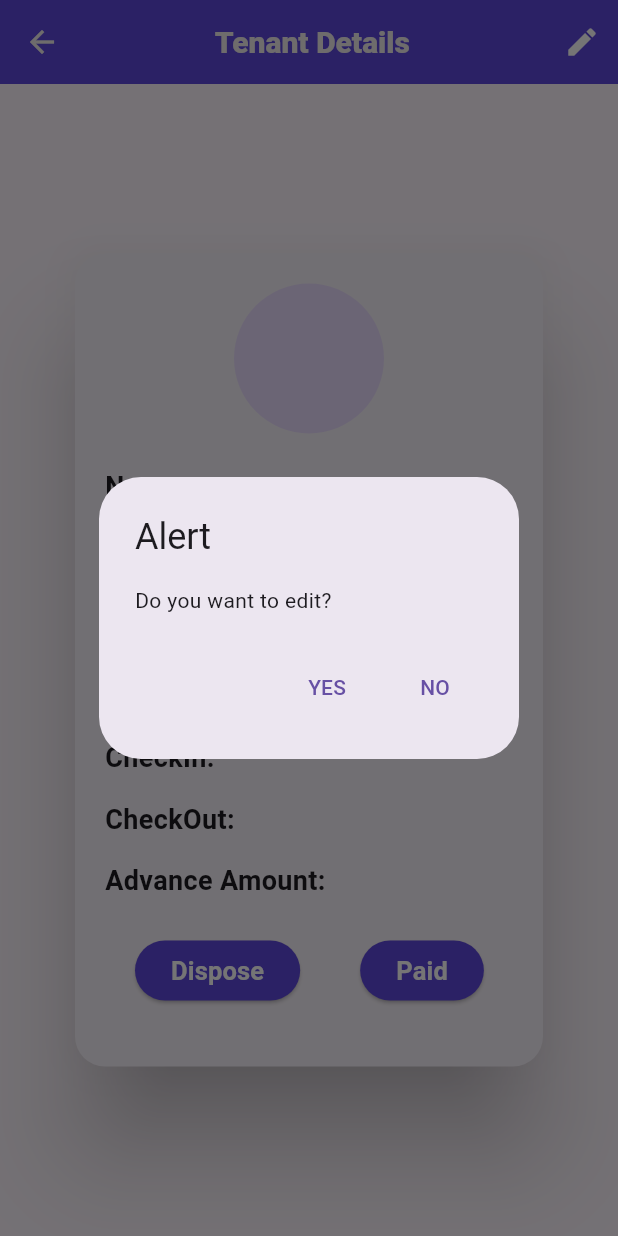
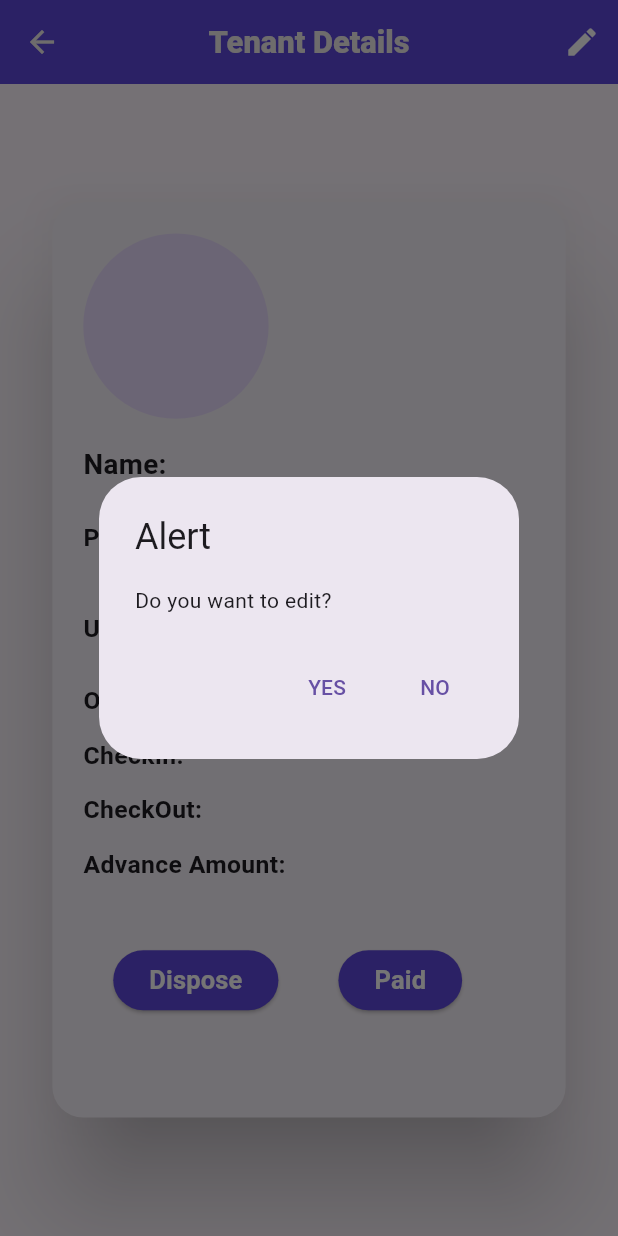
Before and after one commit to Hrithunath/room_rent_app, a Flutter app: the UserDetails screen opened directly with empty values, after a tap on the "edit" icon, on a phone screen of 412 x 824 dp. Run offline on Flutter 3.47's test engine with Material 3 defaults, Android fonts, the phone set to English and light mode, and no system bars; our stand-ins replace hive, hive_flutter, image_picker; missing offline and left inert: flutter_easy_search_bar; accounts and stored records are empty.

Commit message:
first project update completed successfully

```diff
--- a/lib/screens/user/user_details.dart
+++ b/lib/screens/user/user_details.dart
@@ -6,7 +6,6 @@ import 'package:room_rent_app/screens/user/edit_userdetails.dart';
 import 'package:room_rent_app/services/user_services.dart';
 import 'package:room_rent_app/widgets/refactor_button.dart';
 import 'package:room_rent_app/widgets/refactor_edit.dart';
-import 'package:room_rent_app/widgets/refactor_text.dart';
 import 'package:url_launcher/url_launcher.dart';
 
 class UserDetails extends StatefulWidget {
@@ -25,9 +24,15 @@ class _UserDetailsState extends State<UserDetails> {
   Widget build(BuildContext context) {
     int? id = widget.userModel.id;
 
+    final screenWidth = MediaQuery.of(context).size.width;
+    final screenHeight = MediaQuery.of(context).size.height;
+
     return Scaffold(
       appBar: AppBar(
-        title: const Text(' Tenant Details'),
+        title: Text(
+          'Tenant Details',
+          style: TextStyle(fontSize: screenWidth * 0.05),
+        ),
         actions: [
           IconButton(
             onPressed: () {
@@ -42,103 +47,133 @@ class _UserDetailsState extends State<UserDetails> {
       ),
       body: Center(
         child: SizedBox(
-          width: 320,
-          height: 550,
+          width: screenWidth * 0.85,
+          height: screenHeight * 0.75,
           child: Card(
             elevation: 30,
             shape: RoundedRectangleBorder(
-              borderRadius: BorderRadius.circular(20.0),
+              borderRadius: BorderRadius.circular(screenWidth * 0.05),
             ),
             child: Padding(
-              padding: const EdgeInsets.all(20.0),
+              padding: EdgeInsets.all(screenWidth * 0.05),
+              child: SingleChildScrollView(
                 child: Column(
-                crossAxisAlignment: CrossAxisAlignment.center,
+                  crossAxisAlignment: CrossAxisAlignment.start,
                   children: [
                     CircleAvatar(
-                    radius: 50,
+                      radius: screenWidth * 0.15,
                       backgroundImage: FileImage(File(widget.userModel.image)),
                     ),
-                  const SizedBox(height: 20),
+                    SizedBox(height: screenHeight * 0.02),
 
-                  //===================================== name
-                  customText('Name', widget.userModel.name, null),
-                  const SizedBox(height: 10),
-
-                  //===================================== PhoneNumber
-                  Row(
-                    children: [
-                      Row(
-                        children: [
-                          const Text(
-                            'Phone Number: ',
+                    // Name
+                    Text(
+                      'Name: ${widget.userModel.name}',
                       style: TextStyle(
-                              fontSize: 16,
+                        fontSize: screenWidth * 0.045,
                         fontWeight: FontWeight.bold,
                       ),
                     ),
-                          const SizedBox(
-                              width:
-                                  5),
+                    SizedBox(height: screenHeight * 0.015),
+
+                    // Phone Number
+                    Row(
+                      children: [
+                        Text(
+                          'Phone Number: ',
+                          style: TextStyle(
+                            fontSize: screenWidth * 0.04,
+                            fontWeight: FontWeight.bold,
+                          ),
+                        ),
                         IconButton(
                           onPressed: () {
                             launchUrl(
-                                Uri.parse(
-                                  'tel:${widget.userModel.phoneNumber}',
-                                ),
+                              Uri.parse('tel:${widget.userModel.phoneNumber}'),
                             );
                           },
-                            icon: const Icon(
+                          icon: Icon(
                             Icons.call,
                             color: Colors.green,
+                            size: screenWidth * 0.06,
                           ),
                         ),
                         Text(
                           widget.userModel.phoneNumber,
-                            style: const TextStyle(
-                              fontSize: 16,
+                          style: TextStyle(
+                            fontSize: screenWidth * 0.032,
                             fontWeight: FontWeight.bold,
                           ),
                         ),
                       ],
                     ),
-                    ],
+                    SizedBox(height: screenHeight * 0.015),
+
+                    // Aadhaar
+                    Row(
+                      children: [
+                        Text(
+                          'Upload Adhaar: ',
+                          style: TextStyle(
+                            fontSize: screenWidth * 0.04,
+                            fontWeight: FontWeight.bold,
                           ),
-
-                  const SizedBox(height: 10),
-
-                  //===================================== UploadAdhaar
-                  customText(
-                    'UploadAdhaar',
-                    'Adhaar',
-
-                    //===================================== IconImage Button
+                        ),
                         IconButton(
                           onPressed: () {
                             showUploadAdhaar(
                                 context, widget.userModel.uploadAdhaar);
                           },
-                      icon: const Icon(Icons.image_outlined),
+                          icon: Icon(
+                            Icons.image_outlined,
+                            size: screenWidth * 0.06,
                           ),
                         ),
-                  const SizedBox(height: 10),
+                      ],
+                    ),
+                    SizedBox(height: screenHeight * 0.015),
 
-                  //===================================== Occupation
-                  customText('Occupation', widget.userModel.occupation, null),
-                  const SizedBox(height: 10),
+                    // Occupation
+                    Text(
+                      'Occupation: ${widget.userModel.occupation}',
+                      style: TextStyle(
+                        fontSize: screenWidth * 0.04,
+                        fontWeight: FontWeight.bold,
+                      ),
+                    ),
+                    SizedBox(height: screenHeight * 0.015),
 
-                  //===================================== CheckIn
-                  customText('CheckIn', widget.userModel.checkin, null),
-                  const SizedBox(height: 10),
+                    // CheckIn
+                    Text(
+                      'CheckIn: ${widget.userModel.checkin}',
+                      style: TextStyle(
+                        fontSize: screenWidth * 0.04,
+                        fontWeight: FontWeight.bold,
+                      ),
+                    ),
+                    SizedBox(height: screenHeight * 0.015),
 
-                  //===================================== CheckOut
-                  customText('CheckOut',
-                      widget.userModel.checkout ?? 'Indefinite', null),
-                  const SizedBox(height: 10),
+                    // CheckOut
+                    Text(
+                      'CheckOut: ${widget.userModel.checkout ?? 'Indefinite'}',
+                      style: TextStyle(
+                        fontSize: screenWidth * 0.04,
+                        fontWeight: FontWeight.bold,
+                      ),
+                    ),
+                    SizedBox(height: screenHeight * 0.015),
 
-                  //===================================== AdvanceAmount
-                  customText(
-                      'Advance Amount', widget.userModel.advanceAmount, null),
+                    // Advance Amount
+                    Text(
+                      'Advance Amount: ${widget.userModel.advanceAmount}',
+                      style: TextStyle(
+                        fontSize: screenWidth * 0.04,
+                        fontWeight: FontWeight.bold,
+                      ),
+                    ),
+                    SizedBox(height: screenHeight * 0.025),
 
+                    // Buttons
                     Row(
                       children: [
                         button(
@@ -203,19 +238,23 @@ class _UserDetailsState extends State<UserDetails> {
             ),
           ),
         ),
+      ),
     );
   }
 
-  //===================================== ShowUploadAdhaar Function
   Future<void> showUploadAdhaar(BuildContext context, String imagePath) async {
     return showDialog<void>(
       context: context,
       builder: (BuildContext context) {
+        final screenWidth = MediaQuery.of(context).size.width;
         return AlertDialog(
-          title: const Text('Adhaar Image'),
+          title: Text(
+            'Adhaar Image',
+            style: TextStyle(fontSize: screenWidth * 0.045),
+          ),
           content: SizedBox(
-            width: 200,
-            height: 200,
+            width: screenWidth * 0.5,
+            height: screenWidth * 0.5,
             child: Image.file(
               File(widget.userModel.uploadAdhaar),
               fit: BoxFit.cover,
@@ -226,7 +265,10 @@ class _UserDetailsState extends State<UserDetails> {
               onPressed: () {
                 Navigator.of(context).pop();
               },
-              child: const Text('Close'),
+              child: Text(
+                'Close',
+                style: TextStyle(fontSize: screenWidth * 0.04),
+              ),
             ),
           ],
         );
@@ -234,7 +276,6 @@ class _UserDetailsState extends State<UserDetails> {
     );
   }
 
-//===================================== DisposeUser Function
   Future<void> disposeUserAction(BuildContext context) async {
     if (widget.userModel.id != null) {
       log('Room ID: ${widget.userModel.roomId}');
@@ -244,10 +285,6 @@ class _UserDetailsState extends State<UserDetails> {
       await disposeUser(widget.userModel.id, widget.userModel.roomId);
 
       if (widget.userModel.roomId != null) {
-        // ignore: avoid_print
-        print('Room ID: ${widget.userModel.roomId}');
-
-        // ignore: use_build_context_synchronously
         ScaffoldMessenger.of(context).showSnackBar(
           const SnackBar(
             content: Text('User disposed successfully'),
@@ -263,7 +300,6 @@ class _UserDetailsState extends State<UserDetails> {
     }
   }
 
-  //===================================== ShowSnackBar Edit Function
   editAlert(BuildContext context, int id) {
     showDialog(
       context: context,
```
Also changed, not shown: lib/category/paid.dart (+47 -23 lines), lib/category/unoccupied.dart (+64 -91 lines), lib/category/unpaid.dart (+51 -27 lines), lib/screens/user/user_list.dart (+33 -24 lines), lib/assets/images/splash.png, 25 other files. Lines whose indentation alone changed are shown as unchanged.
